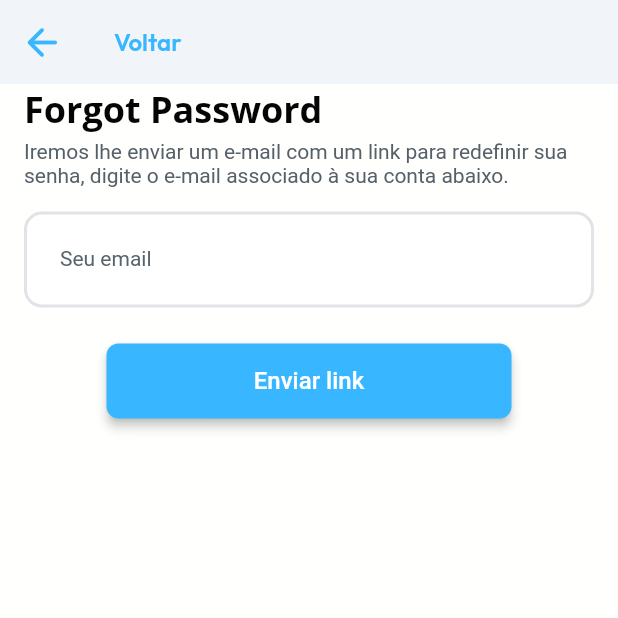
After one commit to AntonnySalvino/LivInBrazil, a Flutter app: the RecuperarsenhaWidget screen opened by its route, after a tap on the "arrow back" icon, on a phone screen of 412 x 824 dp, the top half of it. The commit adds this screen. Run offline on Flutter 3.47's test engine with Material 2 defaults, Android fonts, the phone set to English and light mode, and no system bars; drawn by our look-alikes of auto_size_text; our stand-ins replace firebase_auth, firebase_core, font_awesome_flutter, from_css_color, go_router, google_fonts and 6 more; missing offline and left inert: json_path; accounts and stored records are empty; network calls fail; Roboto replaces fonts that are missing (Readex Pro).

Commit message:
Updating to latest FlutterFlow output.

```diff
--- /dev/null
+++ b/lib/flutter_flow/flutter_flow_icon_button.dart
@@ -0,0 +1,161 @@
+import 'package:flutter/material.dart';
+import 'package:font_awesome_flutter/font_awesome_flutter.dart';
+
+class FlutterFlowIconButton extends StatefulWidget {
+  const FlutterFlowIconButton({
+    Key? key,
+    required this.icon,
+    this.borderColor,
+    this.borderRadius,
+    this.borderWidth,
+    this.buttonSize,
+    this.fillColor,
+    this.disabledColor,
+    this.disabledIconColor,
+    this.hoverColor,
+    this.hoverIconColor,
+    this.onPressed,
+    this.showLoadingIndicator = false,
+  }) : super(key: key);
+
+  final Widget icon;
+  final double? borderRadius;
+  final double? buttonSize;
+  final Color? fillColor;
+  final Color? disabledColor;
+  final Color? disabledIconColor;
+  final Color? hoverColor;
+  final Color? hoverIconColor;
+  final Color? borderColor;
+  final double? borderWidth;
+  final bool showLoadingIndicator;
+  final Function()? onPressed;
+
+  @override
+  State<FlutterFlowIconButton> createState() => _FlutterFlowIconButtonState();
+}
+
+class _FlutterFlowIconButtonState extends State<FlutterFlowIconButton> {
+  bool loading = false;
+  late double? iconSize;
+  late Color? iconColor;
+  late Widget effectiveIcon;
+
+  @override
+  void initState() {
+    super.initState();
+    _updateIcon();
+  }
+
+  @override
+  void didUpdateWidget(FlutterFlowIconButton oldWidget) {
+    super.didUpdateWidget(oldWidget);
+    _updateIcon();
+  }
+
+  void _updateIcon() {
+    final isFontAwesome = widget.icon is FaIcon;
+    if (isFontAwesome) {
+      FaIcon icon = widget.icon as FaIcon;
+      effectiveIcon = FaIcon(
+        icon.icon,
+        size: icon.size,
+      );
+      iconSize = icon.size;
+      iconColor = icon.color;
+    } else {
+      Icon icon = widget.icon as Icon;
+      effectiveIcon = Icon(
+        icon.icon,
+        size: icon.size,
+      );
+      iconSize = icon.size;
+      iconColor = icon.color;
+    }
+  }
+
+  @override
+  Widget build(BuildContext context) {
+    ButtonStyle style = ButtonStyle(
+      shape: MaterialStateProperty.resolveWith<OutlinedBorder>(
+        (states) {
+          return RoundedRectangleBorder(
+            borderRadius: BorderRadius.circular(widget.borderRadius ?? 0),
+            side: BorderSide(
+              color: widget.borderColor ?? Colors.transparent,
+              width: widget.borderWidth ?? 0,
+            ),
+          );
+        },
+      ),
+      iconColor: MaterialStateProperty.resolveWith<Color?>(
+        (states) {
+          if (states.contains(MaterialState.disabled) &&
+              widget.disabledIconColor != null) {
+            return widget.disabledIconColor;
+          }
+          if (states.contains(MaterialState.hovered) &&
+              widget.hoverIconColor != null) {
+            return widget.hoverIconColor;
+          }
+          return iconColor;
+        },
+      ),
+      backgroundColor: MaterialStateProperty.resolveWith<Color?>(
+        (states) {
+          if (states.contains(MaterialState.disabled) &&
+              widget.disabledColor != null) {
+            return widget.disabledColor;
+          }
+          if (states.contains(MaterialState.hovered) &&
+              widget.hoverColor != null) {
+            return widget.hoverColor;
+          }
+
+          return widget.fillColor;
+        },
+      ),
+    );
+
+    return SizedBox(
+      width: widget.buttonSize,
+      height: widget.buttonSize,
+      child: Theme(
+        data: Theme.of(context).copyWith(useMaterial3: true),
+        child: IgnorePointer(
+          ignoring: (widget.showLoadingIndicator && loading),
+          child: IconButton(
+            icon: (widget.showLoadingIndicator && loading)
+                ? Container(
+                    width: iconSize,
+                    height: iconSize,
+                    child: CircularProgressIndicator(
+                      valueColor: AlwaysStoppedAnimation<Color>(
+                        iconColor ?? Colors.white,
+                      ),
+                    ),
+                  )
+                : effectiveIcon,
+            onPressed: widget.onPressed == null
+                ? null
+                : () async {
+                    if (loading) {
+                      return;
+                    }
+                    setState(() => loading = true);
+                    try {
+                      await widget.onPressed!();
+                    } finally {
+                      if (mounted) {
+                        setState(() => loading = false);
+                      }
+                    }
+                  },
+            splashRadius: widget.buttonSize,
+            style: style,
+          ),
+        ),
+      ),
+    );
+  }
+}
--- a/lib/flutter_flow/flutter_flow_theme.dart
+++ b/lib/flutter_flow/flutter_flow_theme.dart
@@ -53,6 +53,10 @@ abstract class FlutterFlowTheme {
   late Color warning;
   late Color error;
   late Color info;
+
+  late Color primaryBtnText;
+  late Color lineColor;
+  late Color backgroundComponents;
 
   @Deprecated('Use displaySmallFamily instead')
   String get title1Family => displaySmallFamily;
@@ -141,6 +145,10 @@ class LightModeTheme extends FlutterFlowTheme {
   late Color warning = const Color(0xFFF9CF58);
   late Color error = const Color(0xFFFF5963);
   late Color info = const Color(0xFFFFFFFF);
+
+  late Color primaryBtnText = Color(0xFFFFFFFF);
+  late Color lineColor = Color(0xFFE0E3E7);
+  late Color backgroundComponents = Color(0xFF1D2428);
 }
 
 abstract class Typography {
@@ -312,6 +320,10 @@ class DarkModeTheme extends FlutterFlowTheme {
   late Color warning = const Color(0xFFF9CF58);
   late Color error = const Color(0xFFFF5963);
   late Color info = const Color(0xFFFFFFFF);
+
+  late Color primaryBtnText = Color(0xFFFFFFFF);
+  late Color lineColor = Color(0xFF22282F);
+  late Color backgroundComponents = Color(0xFF1D2428);
 }
 
 extension TextStyleHelper on TextStyle {
--- a/lib/flutter_flow/nav/nav.dart
+++ b/lib/flutter_flow/nav/nav.dart
@@ -99,6 +99,11 @@ GoRouter createRouter(AppStateNotifier appStateNotifier) => GoRouter(
           name: 'Menu',
           path: '/menu',
           builder: (context, params) => MenuWidget(),
+        ),
+        FFRoute(
+          name: 'recuperarsenha',
+          path: '/recuperarsenha',
+          builder: (context, params) => RecuperarsenhaWidget(),
         )
       ].map((r) => r.toRoute(appStateNotifier)).toList(),
     );
--- a/lib/index.dart
+++ b/lib/index.dart
@@ -2,3 +2,5 @@
 export '/pages/home_page/home_page_widget.dart' show HomePageWidget;
 export '/pages/cadastro/cadastro_widget.dart' show CadastroWidget;
 export '/pages/menu/menu_widget.dart' show MenuWidget;
+export '/pages/recuperarsenha/recuperarsenha_widget.dart'
+    show RecuperarsenhaWidget;
--- a/lib/pages/home_page/home_page_widget.dart
+++ b/lib/pages/home_page/home_page_widget.dart
@@ -449,6 +449,14 @@ class _HomePageWidgetState extends State<HomePageWidget> {
                                   Padding(
                                     padding: EdgeInsetsDirectional.fromSTEB(
                                         0.0, 10.0, 0.0, 0.0),
+                                    child: InkWell(
+                                      splashColor: Colors.transparent,
+                                      focusColor: Colors.transparent,
+                                      hoverColor: Colors.transparent,
+                                      highlightColor: Colors.transparent,
+                                      onTap: () async {
+                                        context.pushNamed('recuperarsenha');
+                                      },
                                       child: Text(
                                         'Esqueceu sua senha?',
                                         style: FlutterFlowTheme.of(context)
@@ -458,6 +466,7 @@ class _HomePageWidgetState extends State<HomePageWidget> {
                                               color: Color(0xFF545E66),
                                               fontSize: 10.0,
                                               fontWeight: FontWeight.w100,
+                                            ),
                                       ),
                                     ),
                                   ),
--- /dev/null
+++ b/lib/pages/recuperarsenha/recuperarsenha_model.dart
@@ -0,0 +1,28 @@
+import '/auth/firebase_auth/auth_util.dart';
+import '/flutter_flow/flutter_flow_icon_button.dart';
+import '/flutter_flow/flutter_flow_theme.dart';
+import '/flutter_flow/flutter_flow_util.dart';
+import '/flutter_flow/flutter_flow_widgets.dart';
+import 'package:flutter/material.dart';
+import 'package:google_fonts/google_fonts.dart';
+import 'package:provider/provider.dart';
+
+class RecuperarsenhaModel extends FlutterFlowModel {
+  ///  State fields for stateful widgets in this page.
+
+  // State field(s) for emailAddress widget.
+  TextEditingController? emailAddressController;
+  String? Function(BuildContext, String?)? emailAddressControllerValidator;
+
+  /// Initialization and disposal methods.
+
+  void initState(BuildContext context) {}
+
+  void dispose() {
+    emailAddressController?.dispose();
+  }
+
+  /// Action blocks are added here.
+
+  /// Additional helper methods are added here.
+}
--- /dev/null
+++ b/lib/pages/recuperarsenha/recuperarsenha_widget.dart
@@ -0,0 +1,253 @@
+import '/auth/firebase_auth/auth_util.dart';
+import '/flutter_flow/flutter_flow_icon_button.dart';
+import '/flutter_flow/flutter_flow_theme.dart';
+import '/flutter_flow/flutter_flow_util.dart';
+import '/flutter_flow/flutter_flow_widgets.dart';
+import 'package:flutter/material.dart';
+import 'package:google_fonts/google_fonts.dart';
+import 'package:provider/provider.dart';
+import 'recuperarsenha_model.dart';
+export 'recuperarsenha_model.dart';
+
+class RecuperarsenhaWidget extends StatefulWidget {
+  const RecuperarsenhaWidget({Key? key}) : super(key: key);
+
+  @override
+  _RecuperarsenhaWidgetState createState() => _RecuperarsenhaWidgetState();
+}
+
+class _RecuperarsenhaWidgetState extends State<RecuperarsenhaWidget> {
+  late RecuperarsenhaModel _model;
+
+  final scaffoldKey = GlobalKey<ScaffoldState>();
+
+  @override
+  void initState() {
+    super.initState();
+    _model = createModel(context, () => RecuperarsenhaModel());
+
+    _model.emailAddressController ??= TextEditingController();
+  }
+
+  @override
+  void dispose() {
+    _model.dispose();
+
+    super.dispose();
+  }
+
+  @override
+  Widget build(BuildContext context) {
+    return Scaffold(
+      key: scaffoldKey,
+      backgroundColor: Color(0xFFFFFFFE),
+      appBar: AppBar(
+        backgroundColor: FlutterFlowTheme.of(context).primaryBackground,
+        automaticallyImplyLeading: false,
+        leading: FlutterFlowIconButton(
+          borderColor: Colors.transparent,
+          borderRadius: 30.0,
+          borderWidth: 1.0,
+          buttonSize: 60.0,
+          icon: Icon(
+            Icons.arrow_back_rounded,
+            color: Color(0xFF38B6FF),
+            size: 30.0,
+          ),
+          onPressed: () async {
+            context.pop();
+          },
+        ),
+        title: Padding(
+          padding: EdgeInsetsDirectional.fromSTEB(4.0, 0.0, 0.0, 0.0),
+          child: Text(
+            'Voltar',
+            style: FlutterFlowTheme.of(context).displaySmall.override(
+                  fontFamily: 'Outfit',
+                  color: Color(0xFF38B6FF),
+                  fontSize: 16.0,
+                ),
+          ),
+        ),
+        actions: [],
+        centerTitle: false,
+        elevation: 0.0,
+      ),
+      body: Align(
+        alignment: AlignmentDirectional(0.00, -1.00),
+        child: Container(
+          width: double.infinity,
+          constraints: BoxConstraints(
+            maxWidth: 570.0,
+          ),
+          decoration: BoxDecoration(
+            color: Color(0xFFFFFFFE),
+          ),
+          child: Column(
+            mainAxisSize: MainAxisSize.max,
+            crossAxisAlignment: CrossAxisAlignment.start,
+            children: [
+              // This row exists for when the "app bar" is hidden on desktop, having a way back for the user can work well.
+              if (responsiveVisibility(
+                context: context,
+                phone: false,
+                tablet: false,
+              ))
+                Padding(
+                  padding: EdgeInsetsDirectional.fromSTEB(16.0, 0.0, 16.0, 8.0),
+                  child: InkWell(
+                    splashColor: Colors.transparent,
+                    focusColor: Colors.transparent,
+                    hoverColor: Colors.transparent,
+                    highlightColor: Colors.transparent,
+                    onTap: () async {
+                      context.safePop();
+                    },
+                    child: Row(
+                      mainAxisSize: MainAxisSize.max,
+                      children: [
+                        Padding(
+                          padding: EdgeInsetsDirectional.fromSTEB(
+                              0.0, 12.0, 0.0, 12.0),
+                          child: Icon(
+                            Icons.arrow_back_rounded,
+                            color: FlutterFlowTheme.of(context).primaryText,
+                            size: 24.0,
+                          ),
+                        ),
+                        Padding(
+                          padding: EdgeInsetsDirectional.fromSTEB(
+                              12.0, 0.0, 0.0, 0.0),
+                          child: Text(
+                            'Back',
+                            style: FlutterFlowTheme.of(context).bodyMedium,
+                          ),
+                        ),
+                      ],
+                    ),
+                  ),
+                ),
+              Padding(
+                padding: EdgeInsetsDirectional.fromSTEB(16.0, 0.0, 0.0, 0.0),
+                child: Text(
+                  'Forgot Password',
+                  style: FlutterFlowTheme.of(context).headlineMedium.override(
+                        fontFamily: 'Open Sans',
+                        color: Color(0xFF060505),
+                        fontWeight: FontWeight.bold,
+                      ),
+                ),
+              ),
+              Padding(
+                padding: EdgeInsetsDirectional.fromSTEB(16.0, 4.0, 16.0, 4.0),
+                child: Text(
+                  'Iremos lhe enviar um e-mail com um link para redefinir sua senha, digite o e-mail associado à sua conta abaixo.',
+                  style: FlutterFlowTheme.of(context).labelMedium.override(
+                        fontFamily: 'Readex Pro',
+                        color: Color(0xFF566069),
+                      ),
+                ),
+              ),
+              Padding(
+                padding: EdgeInsetsDirectional.fromSTEB(16.0, 12.0, 16.0, 0.0),
+                child: Container(
+                  width: double.infinity,
+                  child: TextFormField(
+                    controller: _model.emailAddressController,
+                    autofillHints: [AutofillHints.email],
+                    obscureText: false,
+                    decoration: InputDecoration(
+                      labelText: 'Seu email',
+                      labelStyle: FlutterFlowTheme.of(context).labelMedium,
+                      hintText: 'Escreva seu email',
+                      hintStyle: FlutterFlowTheme.of(context).labelMedium,
+                      enabledBorder: OutlineInputBorder(
+                        borderSide: BorderSide(
+                          color: FlutterFlowTheme.of(context).alternate,
+                          width: 2.0,
+                        ),
+                        borderRadius: BorderRadius.circular(12.0),
+                      ),
+                      focusedBorder: OutlineInputBorder(
+                        borderSide: BorderSide(
+                          color: FlutterFlowTheme.of(context).primary,
+                          width: 2.0,
+                        ),
+                        borderRadius: BorderRadius.circular(12.0),
+                      ),
+                      errorBorder: OutlineInputBorder(
+                        borderSide: BorderSide(
+                          color: FlutterFlowTheme.of(context).error,
+                          width: 2.0,
+                        ),
+                        borderRadius: BorderRadius.circular(12.0),
+                      ),
+                      focusedErrorBorder: OutlineInputBorder(
+                        borderSide: BorderSide(
+                          color: FlutterFlowTheme.of(context).error,
+                          width: 2.0,
+                        ),
+                        borderRadius: BorderRadius.circular(12.0),
+                      ),
+                      filled: true,
+                      fillColor:
+                          FlutterFlowTheme.of(context).secondaryBackground,
+                      contentPadding: EdgeInsetsDirectional.fromSTEB(
+                          24.0, 24.0, 20.0, 24.0),
+                    ),
+                    style: FlutterFlowTheme.of(context).bodyMedium,
+                    maxLines: null,
+                    keyboardType: TextInputType.emailAddress,
+                    cursorColor: FlutterFlowTheme.of(context).primary,
+                    validator: _model.emailAddressControllerValidator
+                        .asValidator(context),
+                  ),
+                ),
+              ),
+              Align(
+                alignment: AlignmentDirectional(0.00, 0.00),
+                child: Padding(
+                  padding: EdgeInsetsDirectional.fromSTEB(0.0, 24.0, 0.0, 0.0),
+                  child: FFButtonWidget(
+                    onPressed: () async {
+                      if (_model.emailAddressController.text.isEmpty) {
+                        ScaffoldMessenger.of(context).showSnackBar(
+                          SnackBar(
+                            content: Text(
+                              'Email required!',
+                            ),
+                          ),
+                        );
+                        return;
+                      }
+                      await authManager.resetPassword(
+                        email: _model.emailAddressController.text,
+                        context: context,
+                      );
+                    },
+                    text: 'Enviar link',
+                    options: FFButtonOptions(
+                      width: 270.0,
+                      height: 50.0,
+                      padding:
+                          EdgeInsetsDirectional.fromSTEB(0.0, 0.0, 0.0, 0.0),
+                      iconPadding:
+                          EdgeInsetsDirectional.fromSTEB(0.0, 0.0, 0.0, 0.0),
+                      color: Color(0xFF38B6FF),
+                      textStyle: FlutterFlowTheme.of(context).titleSmall,
+                      elevation: 3.0,
+                      borderSide: BorderSide(
+                        color: Colors.transparent,
+                        width: 1.0,
+                      ),
+                    ),
+                  ),
+                ),
+              ),
+            ],
+          ),
+        ),
+      ),
+    );
+  }
+}
```
Lines whose indentation alone changed are shown as unchanged.
